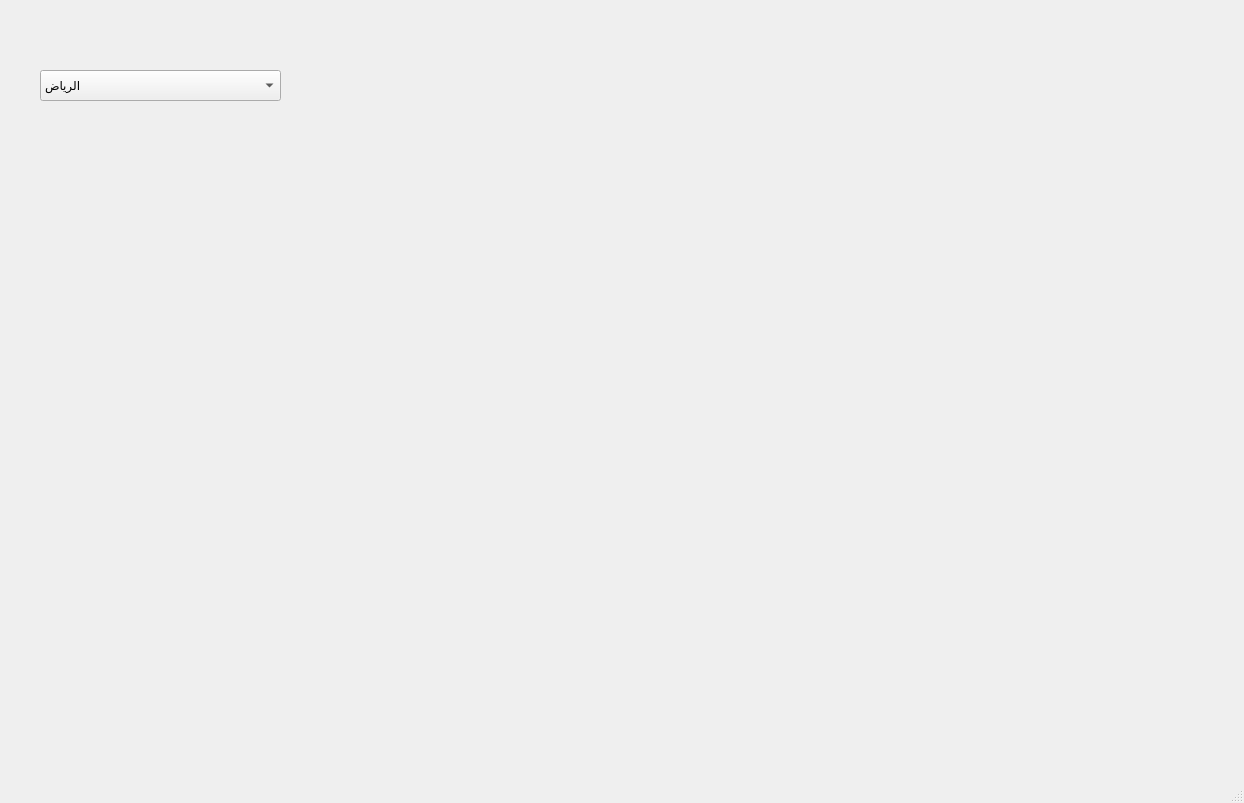
Before: the Qt Designer form test.ui in BassamAlim/KSA_Map, drawn with Qt 5.
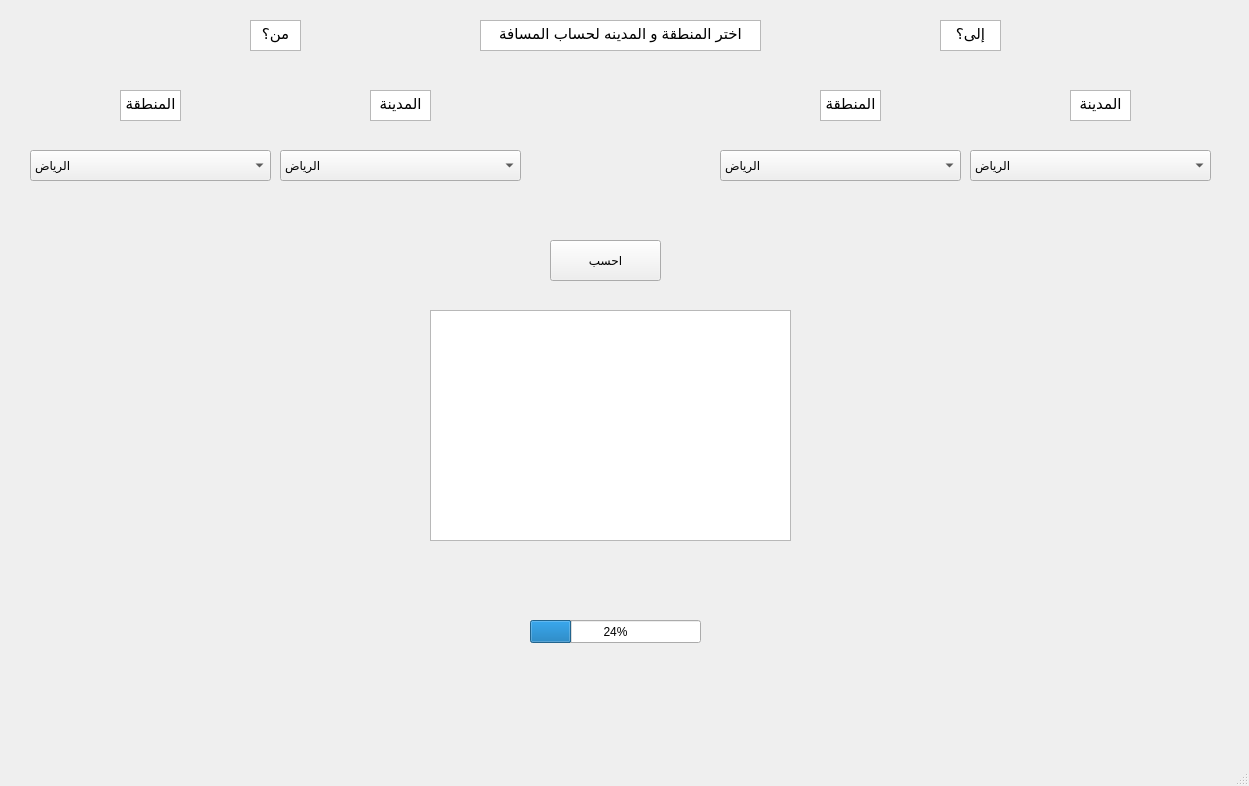
After: the same form once the commit is applied.

Patch:
```diff
--- a/test.ui
+++ b/test.ui
@@ -6,8 +6,8 @@
    <rect>
     <x>0</x>
     <y>0</y>
-    <width>1244</width>
-    <height>803</height>
+    <width>1249</width>
+    <height>786</height>
    </rect>
   </property>
   <property name="windowTitle">
@@ -17,8 +17,8 @@
    <widget class="QComboBox" name="comboBox">
     <property name="geometry">
      <rect>
-      <x>40</x>
-      <y>70</y>
+      <x>30</x>
+      <y>150</y>
       <width>241</width>
       <height>31</height>
      </rect>
@@ -39,6 +39,236 @@
      </property>
     </item>
    </widget>
+   <widget class="QComboBox" name="comboBox_2">
+    <property name="geometry">
+     <rect>
+      <x>280</x>
+      <y>150</y>
+      <width>241</width>
+      <height>31</height>
+     </rect>
+    </property>
+    <item>
+     <property name="text">
+      <string>الرياض</string>
+     </property>
+    </item>
+    <item>
+     <property name="text">
+      <string>جدة</string>
+     </property>
+    </item>
+    <item>
+     <property name="text">
+      <string>مكة</string>
+     </property>
+    </item>
+   </widget>
+   <widget class="QComboBox" name="comboBox_3">
+    <property name="geometry">
+     <rect>
+      <x>970</x>
+      <y>150</y>
+      <width>241</width>
+      <height>31</height>
+     </rect>
+    </property>
+    <item>
+     <property name="text">
+      <string>الرياض</string>
+     </property>
+    </item>
+    <item>
+     <property name="text">
+      <string>جدة</string>
+     </property>
+    </item>
+    <item>
+     <property name="text">
+      <string>مكة</string>
+     </property>
+    </item>
+   </widget>
+   <widget class="QComboBox" name="comboBox_4">
+    <property name="geometry">
+     <rect>
+      <x>720</x>
+      <y>150</y>
+      <width>241</width>
+      <height>31</height>
+     </rect>
+    </property>
+    <item>
+     <property name="text">
+      <string>الرياض</string>
+     </property>
+    </item>
+    <item>
+     <property name="text">
+      <string>جدة</string>
+     </property>
+    </item>
+    <item>
+     <property name="text">
+      <string>مكة</string>
+     </property>
+    </item>
+   </widget>
+   <widget class="QTextBrowser" name="textBrowser">
+    <property name="geometry">
+     <rect>
+      <x>250</x>
+      <y>20</y>
+      <width>51</width>
+      <height>31</height>
+     </rect>
+    </property>
+    <property name="html">
+     <string>&lt;!DOCTYPE HTML PUBLIC &quot;-//W3C//DTD HTML 4.0//EN&quot; &quot;http://www.w3.org/TR/REC-html40/strict.dtd&quot;&gt;
+&lt;html&gt;&lt;head&gt;&lt;meta name=&quot;qrichtext&quot; content=&quot;1&quot; /&gt;&lt;style type=&quot;text/css&quot;&gt;
+p, li { white-space: pre-wrap; }
+&lt;/style&gt;&lt;/head&gt;&lt;body style=&quot; font-family:'MS Shell Dlg 2'; font-size:8.25pt; font-weight:400; font-style:normal;&quot;&gt;
+&lt;p align=&quot;center&quot; style=&quot; margin-top:0px; margin-bottom:0px; margin-left:0px; margin-right:0px; -qt-block-indent:0; text-indent:0px;&quot;&gt;&lt;span style=&quot; font-size:11pt;&quot;&gt;من؟&lt;/span&gt;&lt;/p&gt;&lt;/body&gt;&lt;/html&gt;</string>
+    </property>
+   </widget>
+   <widget class="QTextBrowser" name="textBrowser_2">
+    <property name="geometry">
+     <rect>
+      <x>940</x>
+      <y>20</y>
+      <width>61</width>
+      <height>31</height>
+     </rect>
+    </property>
+    <property name="html">
+     <string>&lt;!DOCTYPE HTML PUBLIC &quot;-//W3C//DTD HTML 4.0//EN&quot; &quot;http://www.w3.org/TR/REC-html40/strict.dtd&quot;&gt;
+&lt;html&gt;&lt;head&gt;&lt;meta name=&quot;qrichtext&quot; content=&quot;1&quot; /&gt;&lt;style type=&quot;text/css&quot;&gt;
+p, li { white-space: pre-wrap; }
+&lt;/style&gt;&lt;/head&gt;&lt;body style=&quot; font-family:'MS Shell Dlg 2'; font-size:8.25pt; font-weight:400; font-style:normal;&quot;&gt;
+&lt;p align=&quot;center&quot; style=&quot; margin-top:0px; margin-bottom:0px; margin-left:0px; margin-right:0px; -qt-block-indent:0; text-indent:0px;&quot;&gt;&lt;span style=&quot; font-size:11pt;&quot;&gt;إلى؟&lt;/span&gt;&lt;/p&gt;&lt;/body&gt;&lt;/html&gt;</string>
+    </property>
+   </widget>
+   <widget class="QProgressBar" name="progressBar">
+    <property name="geometry">
+     <rect>
+      <x>530</x>
+      <y>620</y>
+      <width>171</width>
+      <height>23</height>
+     </rect>
+    </property>
+    <property name="value">
+     <number>24</number>
+    </property>
+   </widget>
+   <widget class="QTableView" name="tableView">
+    <property name="geometry">
+     <rect>
+      <x>430</x>
+      <y>310</y>
+      <width>361</width>
+      <height>231</height>
+     </rect>
+    </property>
+   </widget>
+   <widget class="QPushButton" name="pushButton">
+    <property name="geometry">
+     <rect>
+      <x>550</x>
+      <y>240</y>
+      <width>111</width>
+      <height>41</height>
+     </rect>
+    </property>
+    <property name="text">
+     <string>احسب</string>
+    </property>
+   </widget>
+   <widget class="QTextBrowser" name="textBrowser_3">
+    <property name="geometry">
+     <rect>
+      <x>120</x>
+      <y>90</y>
+      <width>61</width>
+      <height>31</height>
+     </rect>
+    </property>
+    <property name="html">
+     <string>&lt;!DOCTYPE HTML PUBLIC &quot;-//W3C//DTD HTML 4.0//EN&quot; &quot;http://www.w3.org/TR/REC-html40/strict.dtd&quot;&gt;
+&lt;html&gt;&lt;head&gt;&lt;meta name=&quot;qrichtext&quot; content=&quot;1&quot; /&gt;&lt;style type=&quot;text/css&quot;&gt;
+p, li { white-space: pre-wrap; }
+&lt;/style&gt;&lt;/head&gt;&lt;body style=&quot; font-family:'MS Shell Dlg 2'; font-size:8.25pt; font-weight:400; font-style:normal;&quot;&gt;
+&lt;p align=&quot;center&quot; style=&quot; margin-top:0px; margin-bottom:0px; margin-left:0px; margin-right:0px; -qt-block-indent:0; text-indent:0px;&quot;&gt;&lt;span style=&quot; font-size:11pt;&quot;&gt;المنطقة&lt;/span&gt;&lt;/p&gt;&lt;/body&gt;&lt;/html&gt;</string>
+    </property>
+   </widget>
+   <widget class="QTextBrowser" name="textBrowser_4">
+    <property name="geometry">
+     <rect>
+      <x>370</x>
+      <y>90</y>
+      <width>61</width>
+      <height>31</height>
+     </rect>
+    </property>
+    <property name="html">
+     <string>&lt;!DOCTYPE HTML PUBLIC &quot;-//W3C//DTD HTML 4.0//EN&quot; &quot;http://www.w3.org/TR/REC-html40/strict.dtd&quot;&gt;
+&lt;html&gt;&lt;head&gt;&lt;meta name=&quot;qrichtext&quot; content=&quot;1&quot; /&gt;&lt;style type=&quot;text/css&quot;&gt;
+p, li { white-space: pre-wrap; }
+&lt;/style&gt;&lt;/head&gt;&lt;body style=&quot; font-family:'MS Shell Dlg 2'; font-size:8.25pt; font-weight:400; font-style:normal;&quot;&gt;
+&lt;p align=&quot;center&quot; style=&quot; margin-top:0px; margin-bottom:0px; margin-left:0px; margin-right:0px; -qt-block-indent:0; text-indent:0px;&quot;&gt;&lt;span style=&quot; font-size:11pt;&quot;&gt;المدينة&lt;/span&gt;&lt;/p&gt;&lt;/body&gt;&lt;/html&gt;</string>
+    </property>
+   </widget>
+   <widget class="QTextBrowser" name="textBrowser_5">
+    <property name="geometry">
+     <rect>
+      <x>1070</x>
+      <y>90</y>
+      <width>61</width>
+      <height>31</height>
+     </rect>
+    </property>
+    <property name="html">
+     <string>&lt;!DOCTYPE HTML PUBLIC &quot;-//W3C//DTD HTML 4.0//EN&quot; &quot;http://www.w3.org/TR/REC-html40/strict.dtd&quot;&gt;
+&lt;html&gt;&lt;head&gt;&lt;meta name=&quot;qrichtext&quot; content=&quot;1&quot; /&gt;&lt;style type=&quot;text/css&quot;&gt;
+p, li { white-space: pre-wrap; }
+&lt;/style&gt;&lt;/head&gt;&lt;body style=&quot; font-family:'MS Shell Dlg 2'; font-size:8.25pt; font-weight:400; font-style:normal;&quot;&gt;
+&lt;p align=&quot;center&quot; style=&quot; margin-top:0px; margin-bottom:0px; margin-left:0px; margin-right:0px; -qt-block-indent:0; text-indent:0px;&quot;&gt;&lt;span style=&quot; font-size:11pt;&quot;&gt;المدينة&lt;/span&gt;&lt;/p&gt;&lt;/body&gt;&lt;/html&gt;</string>
+    </property>
+   </widget>
+   <widget class="QTextBrowser" name="textBrowser_6">
+    <property name="geometry">
+     <rect>
+      <x>820</x>
+      <y>90</y>
+      <width>61</width>
+      <height>31</height>
+     </rect>
+    </property>
+    <property name="html">
+     <string>&lt;!DOCTYPE HTML PUBLIC &quot;-//W3C//DTD HTML 4.0//EN&quot; &quot;http://www.w3.org/TR/REC-html40/strict.dtd&quot;&gt;
+&lt;html&gt;&lt;head&gt;&lt;meta name=&quot;qrichtext&quot; content=&quot;1&quot; /&gt;&lt;style type=&quot;text/css&quot;&gt;
+p, li { white-space: pre-wrap; }
+&lt;/style&gt;&lt;/head&gt;&lt;body style=&quot; font-family:'MS Shell Dlg 2'; font-size:8.25pt; font-weight:400; font-style:normal;&quot;&gt;
+&lt;p align=&quot;center&quot; style=&quot; margin-top:0px; margin-bottom:0px; margin-left:0px; margin-right:0px; -qt-block-indent:0; text-indent:0px;&quot;&gt;&lt;span style=&quot; font-size:11pt;&quot;&gt;المنطقة&lt;/span&gt;&lt;/p&gt;&lt;/body&gt;&lt;/html&gt;</string>
+    </property>
+   </widget>
+   <widget class="QTextBrowser" name="textBrowser_7">
+    <property name="geometry">
+     <rect>
+      <x>480</x>
+      <y>20</y>
+      <width>281</width>
+      <height>31</height>
+     </rect>
+    </property>
+    <property name="html">
+     <string>&lt;!DOCTYPE HTML PUBLIC &quot;-//W3C//DTD HTML 4.0//EN&quot; &quot;http://www.w3.org/TR/REC-html40/strict.dtd&quot;&gt;
+&lt;html&gt;&lt;head&gt;&lt;meta name=&quot;qrichtext&quot; content=&quot;1&quot; /&gt;&lt;style type=&quot;text/css&quot;&gt;
+p, li { white-space: pre-wrap; }
+&lt;/style&gt;&lt;/head&gt;&lt;body style=&quot; font-family:'MS Shell Dlg 2'; font-size:8.25pt; font-weight:400; font-style:normal;&quot;&gt;
+&lt;p align=&quot;center&quot; style=&quot; margin-top:0px; margin-bottom:0px; margin-left:0px; margin-right:0px; -qt-block-indent:0; text-indent:0px;&quot;&gt;&lt;span style=&quot; font-size:11pt;&quot;&gt;اختر المنطقة و المدينه لحساب المسافة&lt;/span&gt;&lt;/p&gt;&lt;/body&gt;&lt;/html&gt;</string>
+    </property>
+   </widget>
   </widget>
   <widget class="QMenuBar" name="menubar">
    <property name="geometry">
```
Left out of the diff: 2 changed lines with no effect on the pictures.
